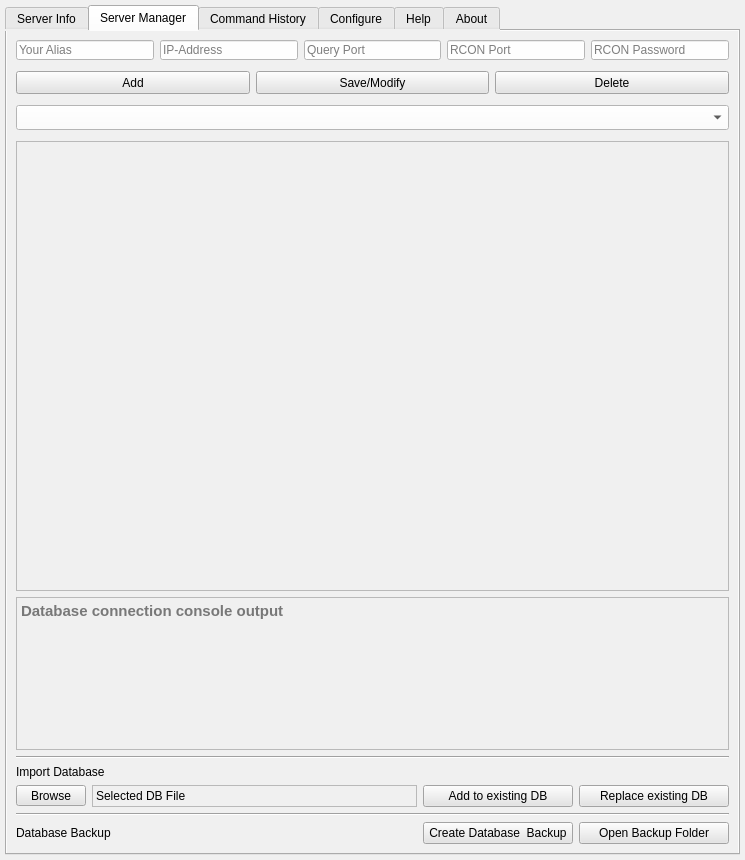
Old version of the form Source_Code/source_files/isrt_gui.ui in the repository sargolin/ISRT-Insurgency-Sandstorm-RCON-TOOL-and-Mapchanger.
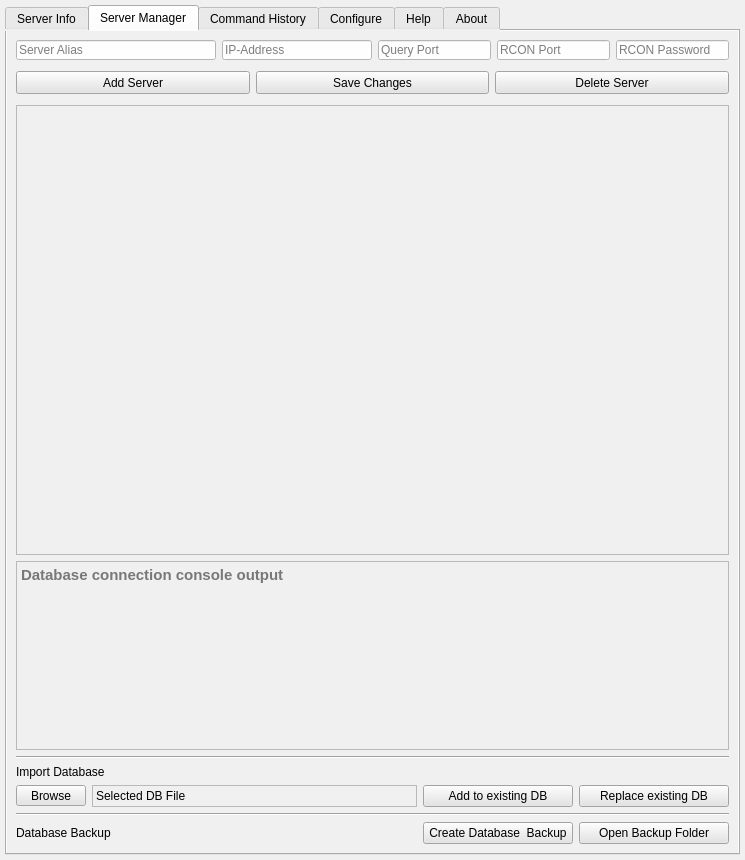
New version of the form. Icons and pictures are not drawn.

Commit message: Added copy2CB on Command List

Diff of the .ui file:
```diff
--- a/Source_Code/source_files/isrt_gui.ui
+++ b/Source_Code/source_files/isrt_gui.ui
@@ -67,6 +67,11 @@
        <height>850</height>
       </size>
      </property>
+     <property name="font">
+      <font>
+       <italic>false</italic>
+      </font>
+     </property>
      <property name="styleSheet">
       <string notr="true"/>
      </property>
@@ -1688,10 +1693,15 @@
               <widget class="QLineEdit" name="server_alias">
                <property name="minimumSize">
                 <size>
-                 <width>105</width>
+                 <width>200</width>
                  <height>20</height>
                 </size>
                </property>
+               <property name="font">
+                <font>
+                 <pointsize>9</pointsize>
+                </font>
+               </property>
                <property name="toolTip">
                 <string>Alias Name of the server</string>
                </property>
@@ -1705,7 +1715,7 @@
                 <string/>
                </property>
                <property name="placeholderText">
-                <string>Your Alias</string>
+                <string>Server Alias</string>
                </property>
               </widget>
              </item>
@@ -1713,10 +1723,15 @@
               <widget class="QLineEdit" name="server_ip">
                <property name="minimumSize">
                 <size>
-                 <width>105</width>
+                 <width>150</width>
                  <height>20</height>
                 </size>
                </property>
+               <property name="font">
+                <font>
+                 <pointsize>9</pointsize>
+                </font>
+               </property>
                <property name="toolTip">
                 <string>IP Address of the server</string>
                </property>
@@ -1738,10 +1753,15 @@
               <widget class="QLineEdit" name="server_query">
                <property name="minimumSize">
                 <size>
-                 <width>106</width>
+                 <width>60</width>
                  <height>20</height>
                 </size>
                </property>
+               <property name="font">
+                <font>
+                 <pointsize>9</pointsize>
+                </font>
+               </property>
                <property name="toolTip">
                 <string>Query Port of the server</string>
                </property>
@@ -1763,10 +1783,15 @@
               <widget class="QLineEdit" name="server_rconport">
                <property name="minimumSize">
                 <size>
-                 <width>105</width>
+                 <width>60</width>
                  <height>20</height>
                 </size>
                </property>
+               <property name="font">
+                <font>
+                 <pointsize>9</pointsize>
+                </font>
+               </property>
                <property name="toolTip">
                 <string>RCON Port of the server</string>
                </property>
@@ -1795,6 +1820,11 @@
                  <height>20</height>
                 </size>
                </property>
+               <property name="font">
+                <font>
+                 <pointsize>9</pointsize>
+                </font>
+               </property>
                <property name="toolTip">
                 <string>RCON Password of the server</string>
                </property>
@@ -1866,7 +1896,7 @@
 </string>
                </property>
                <property name="text">
-                <string>Add</string>
+                <string>Add Server</string>
                </property>
               </widget>
              </item>
@@ -1898,7 +1928,7 @@
 </string>
                </property>
                <property name="text">
-                <string>Save/Modify</string>
+                <string>Save Changes</string>
                </property>
               </widget>
              </item>
@@ -1930,69 +1960,12 @@
 </string>
                </property>
                <property name="text">
-                <string>Delete</string>
+                <string>Delete Server</string>
                </property>
               </widget>
              </item>
             </layout>
            </item>
-           <item>
-            <spacer name="verticalSpacer_11">
-             <property name="orientation">
-              <enum>Qt::Vertical</enum>
-             </property>
-             <property name="sizeType">
-              <enum>QSizePolicy::Minimum</enum>
-             </property>
-             <property name="sizeHint" stdset="0">
-              <size>
-               <width>20</width>
-               <height>5</height>
-              </size>
-             </property>
-            </spacer>
-           </item>
-           <item>
-            <widget class="QComboBox" name="dropdown_server_list">
-             <property name="sizePolicy">
-              <sizepolicy hsizetype="Expanding" vsizetype="Fixed">
-               <horstretch>0</horstretch>
-               <verstretch>0</verstretch>
-              </sizepolicy>
-             </property>
-             <property name="minimumSize">
-              <size>
-               <width>552</width>
-               <height>25</height>
-              </size>
-             </property>
-             <property name="font">
-              <font>
-               <pointsize>9</pointsize>
-               <weight>50</weight>
-               <bold>false</bold>
-              </font>
-             </property>
-             <property name="toolTip">
-              <string>Select Server to modify/delete from List</string>
-             </property>
-             <property name="statusTip">
-              <string>Select Server to modify/delete from List</string>
-             </property>
-             <property name="styleSheet">
-              <string notr="true">background-color:rgb(254, 254, 254);</string>
-             </property>
-             <property name="editable">
-              <bool>false</bool>
-             </property>
-             <property name="currentText">
-              <string>Select Server to modify/delete from List</string>
-             </property>
-             <property name="placeholderText">
-              <string>Select Server to modify/delete from List</string>
-             </property>
-            </widget>
-           </item>
            <item>
             <spacer name="verticalSpacer_12">
              <property name="orientation">
```
Left out of the diff: 28 changed lines with no effect on the pictures. The commit also changes 3 other files.
